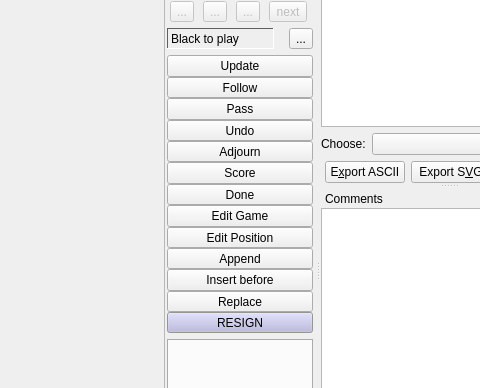
Old version of the form src/boardwindow_gui.ui in the repository bernds/q5Go; both pictures show x 615 to 1095 and y 126 to 514 of the 1192 by 982 pixel window.
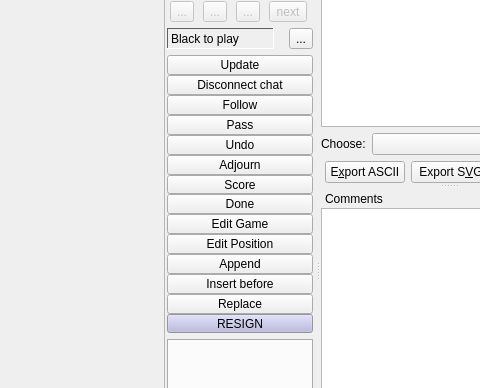
New version of the form. Icons and pictures are not drawn. Custom widgets are drawn as their Qt base class.

Commit message:
Add a post-match mode where chatting is still possible to the board window
This behaves almost exactly as modeNormal, except the two separate comment
edit widgets are still present, and wired up to send/receive messages from
the server.

Diff of the .ui file:
```diff
--- a/src/boardwindow_gui.ui
+++ b/src/boardwindow_gui.ui
@@ -1635,6 +1635,17 @@
                    </property>
                   </widget>
                  </item>
+                 <item>
+                  <widget class="QPushButton" name="leaveMatchButton">
+                   <property name="toolTip">
+                    <string>Turn this window into a normal SGF editing window.
+Currently, it is in a post-game state where you can still chat with the opponent.</string>
+                   </property>
+                   <property name="text">
+                    <string>Disconnect chat</string>
+                   </property>
+                  </widget>
+                 </item>
                  <item>
                   <widget class="QPushButton" name="followButton">
                    <property name="text">
```
The commit also changes 7 other files.
